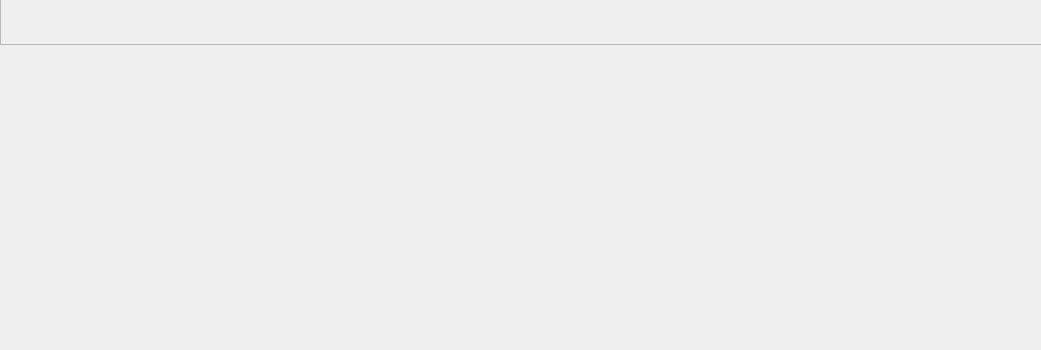
Above: GUI/findPeopleGUI.ui from addinedu-ros-4th/deeplearning-repo-3 before the change; both pictures show x 0 to 1041 and y 595 to 945 of the 1209 by 945 pixel window. Below: the same form after it.
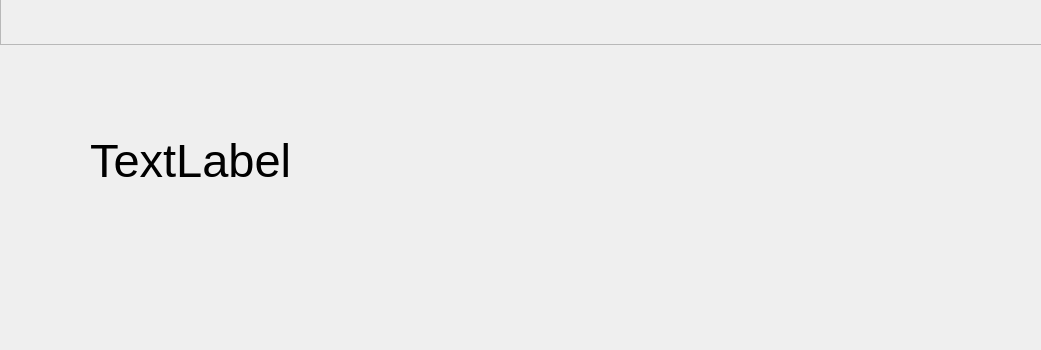
That is the form after the change.

Diff of the .ui file:
```diff
--- a/GUI/findPeopleGUI.ui
+++ b/GUI/findPeopleGUI.ui
@@ -327,6 +327,24 @@
     <set>QAbstractItemView::NoEditTriggers</set>
    </property>
   </widget>
+  <widget class="QLabel" name="labelResult">
+   <property name="geometry">
+    <rect>
+     <x>90</x>
+     <y>690</y>
+     <width>871</width>
+     <height>131</height>
+    </rect>
+   </property>
+   <property name="font">
+    <font>
+     <pointsize>35</pointsize>
+    </font>
+   </property>
+   <property name="text">
+    <string>TextLabel</string>
+   </property>
+  </widget>
  </widget>
  <resources/>
  <connections/>
```
